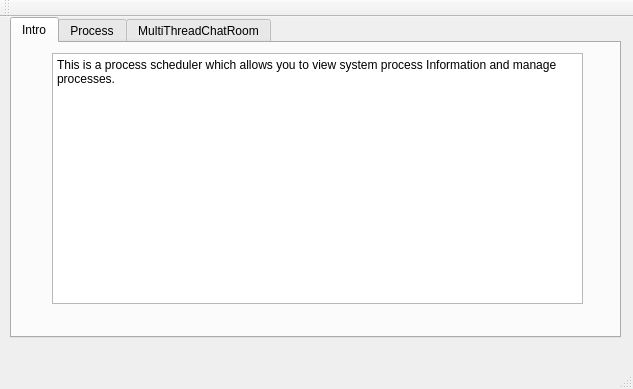
YifanEvaWang/Task-Manager, file mainwindow.ui: the form before one commit.
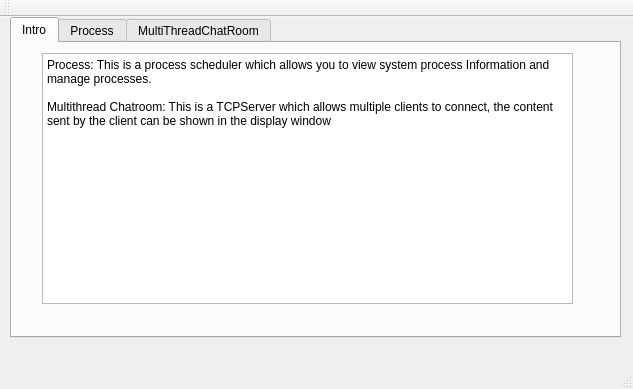
The form after the commit. The open tabs and pages were chosen to show the change.

Diff of the .ui file:
```diff
--- a/mainwindow.ui
+++ b/mainwindow.ui
@@ -36,14 +36,16 @@
      <widget class="QPlainTextEdit" name="plainTextEdit">
       <property name="geometry">
        <rect>
-        <x>40</x>
+        <x>30</x>
         <y>10</y>
         <width>531</width>
         <height>251</height>
        </rect>
       </property>
       <property name="plainText">
-       <string>This is a process scheduler which allows you to view system process Information and manage processes.</string>
+       <string>Process: This is a process scheduler which allows you to view system process Information and manage processes.
+
+Multithread Chatroom: This is a TCPServer which allows multiple clients to connect, the content sent by the client can be shown in the display window</string>
       </property>
      </widget>
     </widget>
```
Left out of the diff: 2 changed lines with no effect on the pictures.
